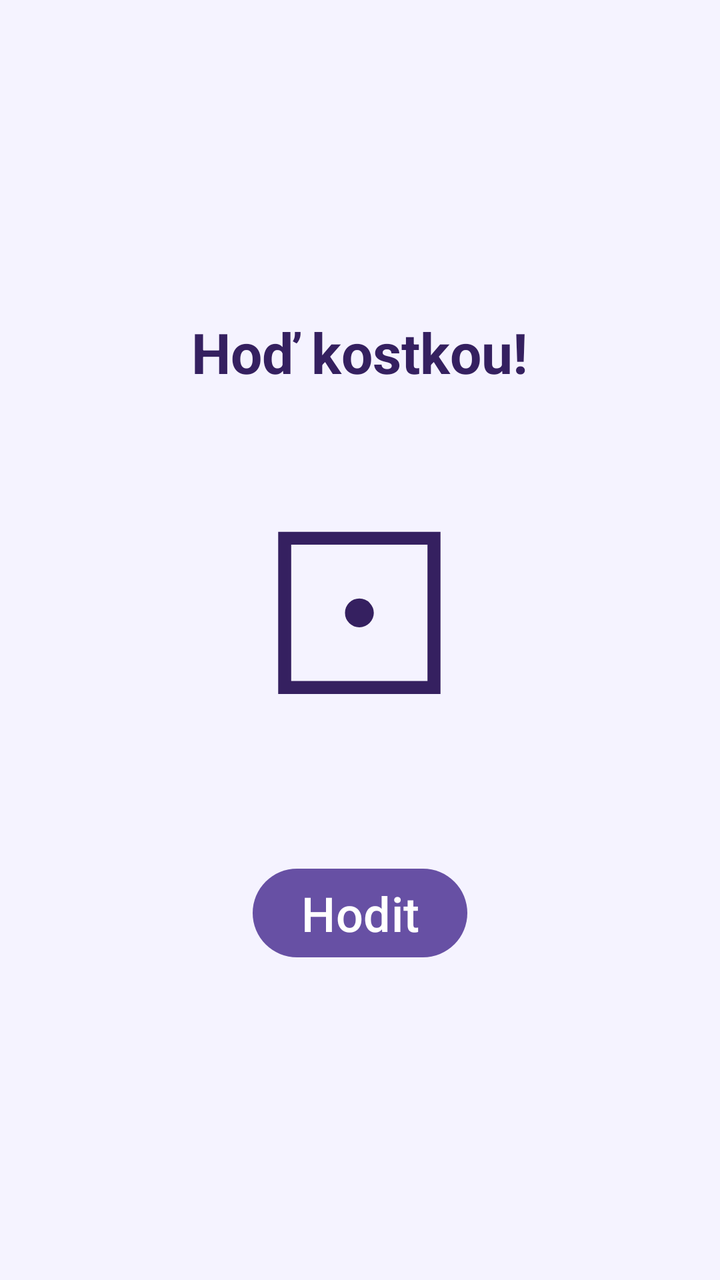
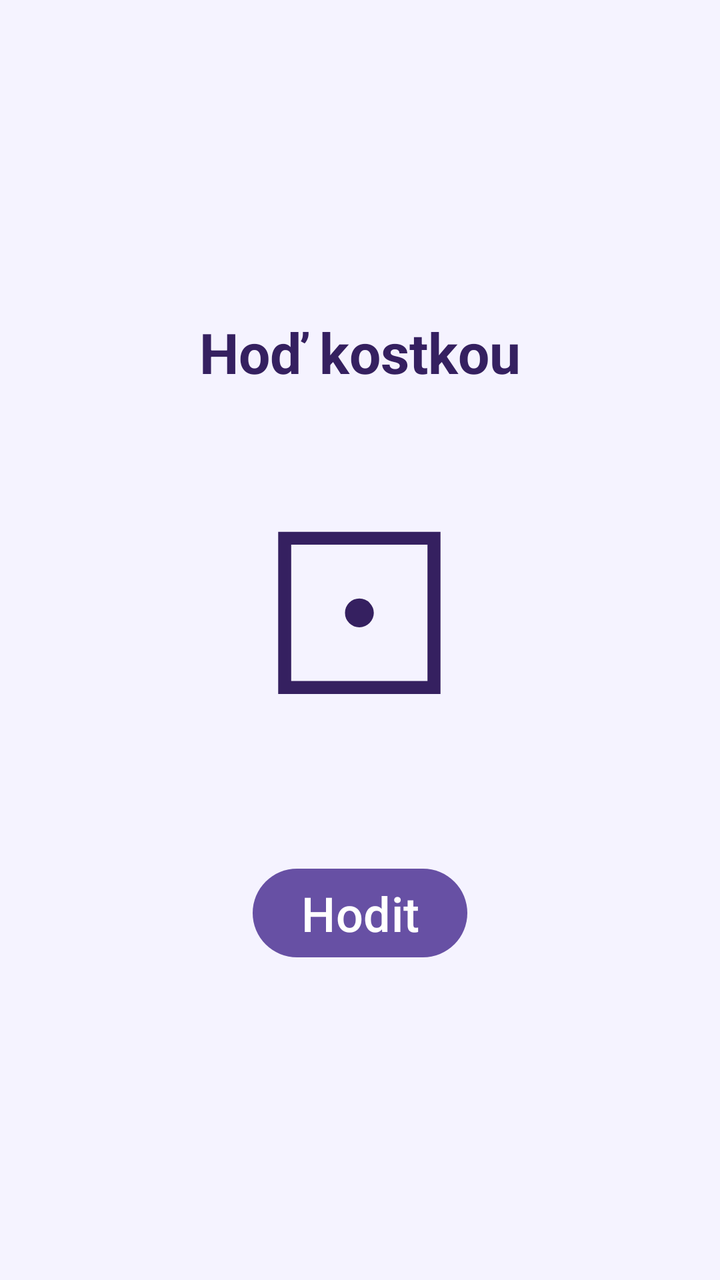

The first picture is an Android layout as it rendered before a commit; the second is the same layout after the commit. The layout source and the unified diff follow.
<!-- AndroidManifest.xml: application theme Theme._01hodkostkou -->
<!-- res/layout/activity_main.xml -->
<?xml version="1.0" encoding="utf-8"?>
<LinearLayout
    xmlns:android="http://schemas.android.com/apk/res/android"
    xmlns:tools="http://schemas.android.com/tools"
    android:id="@+id/llMain"
    android:layout_width="match_parent"
    android:layout_height="match_parent"
    android:orientation="vertical"
    android:gravity="center"
    android:padding="24dp"
    android:background="#f5f3FF"
    tools:context=".MainActivity">

    <TextView
        android:id="@+id/textView"
        android:layout_width="wrap_content"
        android:layout_height="wrap_content"
        android:text="Hoď kostkou!"
        android:textSize="28sp"
        android:textStyle="bold"
        android:textColor="#352060"
        />

    <TextView
        android:id="@+id/textView2"
        android:layout_width="wrap_content"
        android:layout_height="wrap_content"
        android:layout_marginTop="24dp"
        android:layout_marginBottom="24dp"
        android:text="⚀"
        android:textSize="120sp"
        android:textColor="#352060"
    />

    <Button
        android:id="@+id/btnRoll"
        android:layout_width="wrap_content"
        android:layout_height="wrap_content"
        android:layout_marginTop="24dp"
        android:text="Hodit"
        android:textSize="24sp"
    />

</LinearLayout>
<!-- resources referenced by this layout -->
<resources>
  <style name="Theme._01hodkostkou" parent="Base.Theme._01hodkostkou" />
  <style name="Base.Theme._01hodkostkou" parent="Theme.Material3.DayNight.NoActionBar">
          
          
      </style>
</resources>

<!-- the commit's change to res/layout/activity_main.xml (unified diff, before → after) -->
@@ -12,17 +12,17 @@
     tools:context=".MainActivity">
 
     <TextView
-        android:id="@+id/textView"
+        android:id="@+id/tvTitle"
         android:layout_width="wrap_content"
         android:layout_height="wrap_content"
-        android:text="Hoď kostkou!"
+        android:text="Hoď kostkou"
         android:textSize="28sp"
         android:textStyle="bold"
         android:textColor="#352060"
         />
 
     <TextView
-        android:id="@+id/textView2"
+        android:id="@+id/tvDice"
         android:layout_width="wrap_content"
         android:layout_height="wrap_content"
         android:layout_marginTop="24dp"
